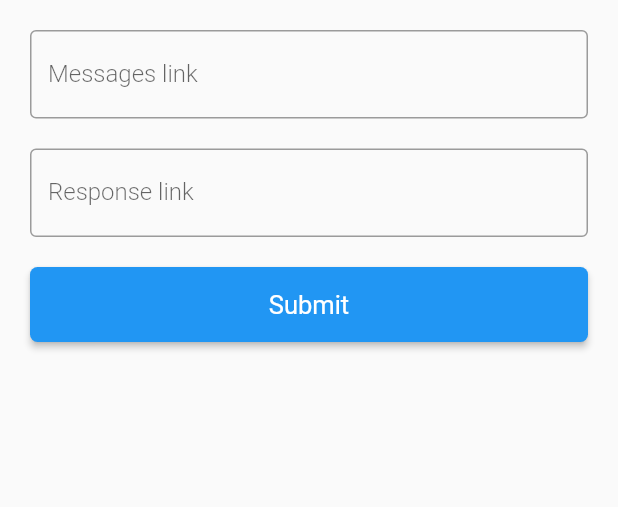
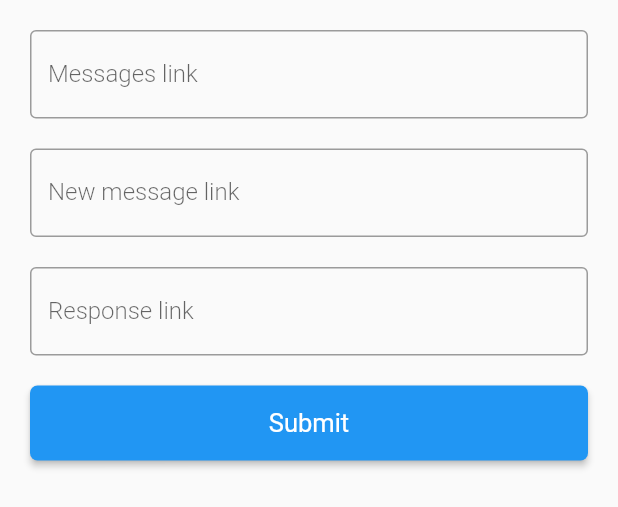
Before and after one commit to MWTA/sms_gateway, a Flutter app: the AddLinkForm widget shown alone on an empty page, opened directly, on a phone screen of 412 x 824 dp. Shown: the top 507 px of the screen. Run offline on Flutter 3.47's test engine with Material 2 defaults, Android fonts, the phone set to English and light mode, and no system bars; drawn by our look-alikes of flutter_form_builder; our stand-ins replace dio, get, logger, shared_preferences; missing offline and left inert: telephony; accounts and stored records are empty; network calls fail.

Commit message:
added reading incoming messages

```diff
--- a/lib/screens/home/add_links.dart
+++ b/lib/screens/home/add_links.dart
@@ -14,23 +14,35 @@ class AddLinkForm extends StatelessWidget {
   @override
   Widget build(BuildContext context) {
     return Container(
-      height: 260,
+      height: 350,
       padding: EdgeInsets.only(right: 20, left: 20, top: 20),
       child: Obx(
         () => AppForm(
           onSubmit: (value) {
             _homeController.storeLinks(
-                value['messagesLink'], value['responseLink']);
+              value['messagesLink'],
+              value['responseLink'],
+              value['newMessageLink'],
+            );
             Get.back();
           },
           inputs: [
             FormInput(
-                name: 'messagesLink',
-                label: 'Messages link',
-                type: Type.text,
-                value: _homeController.messagesLink.value,
-                isRequired: true,
-                options: []),
+              name: 'messagesLink',
+              label: 'Messages link',
+              type: Type.text,
+              value: _homeController.messagesLink.value,
+              isRequired: true,
+              options: [],
+            ),
+            FormInput(
+              name: 'newMessageLink',
+              label: 'New message link',
+              type: Type.text,
+              value: _homeController.newMessageLink.value,
+              isRequired: false,
+              options: [],
+            ),
             FormInput(
               name: 'responseLink',
               label: 'Response link',
--- a/lib/screens/home/home.controller.dart
+++ b/lib/screens/home/home.controller.dart
@@ -1,7 +1,6 @@
 import 'package:get/get.dart';
 import 'package:shared_preferences/shared_preferences.dart';
 import 'package:telephony/telephony.dart';
-import 'package:android_alarm_manager_plus/android_alarm_manager_plus.dart';
 import 'package:sms_gateway/screens/home/home.repository.dart';
 import 'package:sms_gateway/screens/home/home.service.dart';
 import 'package:sms_gateway/screens/home/message.model.dart';
@@ -15,12 +14,19 @@ class HomeController extends GetxController {
   Future<SharedPreferences> sharedPreferences = SharedPreferences.getInstance();
   RxString messagesLink = ''.obs;
   RxString responseLink = ''.obs;
+  RxString newMessageLink = ''.obs;
   RxBool gateWayisEnabled = false.obs;
   RxList<Message> queuedMessages = RxList();
   RxList<Message> sentMessages = RxList();
-  RxList<Message> deliveredMessages = RxList();
-  RxList<Message> failedMessages = RxList();
-  Rx<Message> currentMessage = Message(
+  RxList<Message> incomingMessages = RxList();
+  RxList<Message> uploadedMessages = RxList();
+  Rx<Message> currenReceivedMessage = Message(
+    id: '',
+    phone: '',
+    message: '',
+    status: '',
+  ).obs;
+  Rx<Message> currentSendingMessage = Message(
     id: '',
     phone: '',
     message: '',
@@ -30,22 +36,28 @@ class HomeController extends GetxController {
   HomeController() {
     _homeService = Get.put(HomeService());
     _homeRepository = HomeRepository();
-    //Get.find<HomeService>();
   }
 
   @override
   void onInit() async {
     super.onInit();
+    telephony.listenIncomingSms(
+      onNewMessage: (SmsMessage message) {
+        currenReceivedMessage.value = Message(
+          id: message.id.toString(),
+          phone: message.address ?? 'Unknown',
+          message: message.body ?? '',
+          status: 'received',
+        );
+        incomingMessages.add(currenReceivedMessage.value);
+        _handleIncomingMessage(message);
+      },
+      listenInBackground: false,
+      //onBackgroundMessage: _handleIncomingMessage,
+    );
     getMessages();
     getLinks();
     gateWayisEnabled.value = await _homeRepository.getGatewayStatus();
-    //if (gateWayisEnabled.value) {
-    // AndroidAlarmManager.periodic(
-    //   Duration(seconds: 3),
-    //   messagesAlarmId,
-    //   getMessages,
-    // );
-    //}
   }
 
   void getMessages() async {
@@ -57,14 +69,18 @@ class HomeController extends GetxController {
     }
   }
 
-  void storeLinks(String messagesLink, String responseLink) {
+  void storeLinks(
+      String messagesLink, String responseLink, String newMessageLink) {
     _homeRepository.storeLink(name: 'messagesLink', value: messagesLink);
     _homeRepository.storeLink(name: 'responseLink', value: responseLink);
+    _homeRepository.storeLink(name: 'newMessageLink', value: newMessageLink);
   }
 
   void getLinks() async {
     messagesLink.value = await _homeRepository.getLink(name: 'messagesLink');
     responseLink.value = await _homeRepository.getLink(name: 'responseLink');
+    newMessageLink.value =
+        await _homeRepository.getLink(name: 'newMessageLink');
   }
 
   void enableDisableGateway(bool enable) {
@@ -86,13 +102,30 @@ class HomeController extends GetxController {
     }
   }
 
+  _handleIncomingMessage(SmsMessage message) async {
+    final result = await _homeService
+        .uploadNewMessage(message.address ?? 'Unknown', body: message.body);
+
+    if (result != null) {
+      incomingMessages.remove(currenReceivedMessage.value);
+      uploadedMessages.add(currenReceivedMessage.value);
+      currenReceivedMessage.value = Message(
+        id: '',
+        phone: '',
+        message: '',
+        status: '',
+      );
+      sendMessages();
+    }
+  }
+
   Future<void> _sendSMS(Message message) async {
     final SmsSendStatusListener listener = (SendStatus status) {
       _handleSmsStatus(message, status);
     };
     if (gateWayisEnabled.value) {
       await Future.delayed(const Duration(milliseconds: 500), () {
-        currentMessage.value = Message(
+        currentSendingMessage.value = Message(
           id: message.id,
           phone: message.phone,
           message: message.message,
@@ -114,14 +147,12 @@ class HomeController extends GetxController {
     switch (status) {
       case SendStatus.DELIVERED:
         sentMessages.remove(message);
-        deliveredMessages.add(message);
         _homeService.sendResponse(message.id, status: 'delivered');
         break;
       case SendStatus.SENT:
         break;
       default:
         sentMessages.remove(message);
-        failedMessages.add(message);
     }
   }
 
--- a/pubspec.yaml
+++ b/pubspec.yaml
@@ -20,7 +20,6 @@ dependencies:
   shared_preferences: ^2.0.6
   dio: ^4.0.0
   logger: ^1.0.0
-  android_alarm_manager_plus: ^1.0.2
 
 dev_dependencies:
   flutter_test:
```
Also changed, not shown: lib/main.dart (+5 -2 lines), lib/screens/home/home.service.dart (+18 -1 lines), lib/screens/home/home.view.dart (+52 -31 lines), 2 other files.
